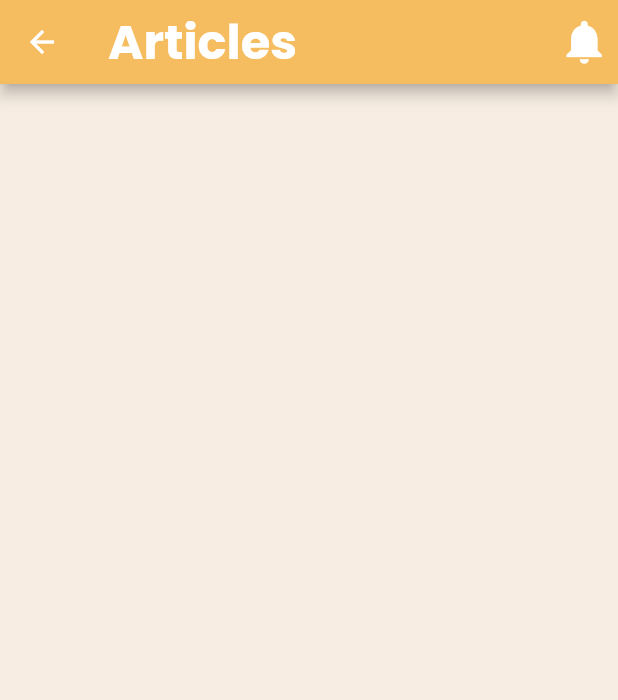
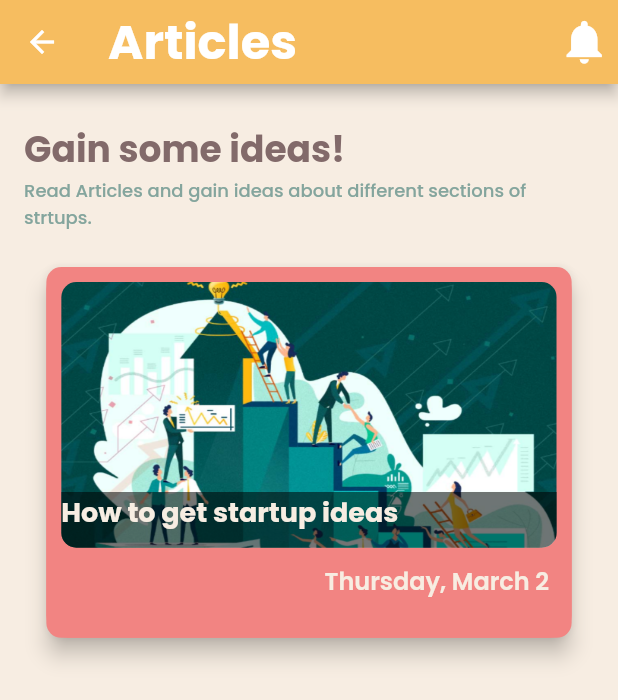
Before and after one commit to IrshadSTX/foundr-mobile-application, a Flutter app: the ArticleScreen screen opened directly, on a phone screen of 412 x 824 dp. Shown: the top 700 px of the screen. Run offline on Flutter 3.47's test engine with Material 2 defaults, Android fonts, the phone set to English and light mode, and no system bars; our stand-ins replace dio, flutter_secure_storage, google_fonts, jwt_decoder; missing offline and left inert: circle_bottom_navigation_bar; accounts and stored records are empty.

Commit message:
article_designs

```diff
--- a/lib/views/main_screens/article_screen/article_screen.dart
+++ b/lib/views/main_screens/article_screen/article_screen.dart
@@ -1,12 +1,15 @@
 import 'package:flutter/material.dart';
 import 'package:foundr_project/core/colors.dart';
+import 'package:foundr_project/core/constants.dart';
 import 'package:foundr_project/core/widgets/textstyle.dart';
+import 'package:foundr_project/views/main_screens/article_screen/widgets/article_card_widget.dart';
 
 class ArticleScreen extends StatelessWidget {
   const ArticleScreen({super.key});
 
   @override
   Widget build(BuildContext context) {
+    final size = MediaQuery.of(context).size;
     return Scaffold(
       appBar: AppBar(
         backgroundColor: kYellow,
@@ -27,6 +30,43 @@ class ArticleScreen extends StatelessWidget {
         ],
       ),
       backgroundColor: kCream,
+      body: Padding(
+        padding: const EdgeInsets.all(16.0),
+        child: Column(
+          children: [
+            kHeight10,
+            Column(
+              crossAxisAlignment: CrossAxisAlignment.start,
+              children: const [
+                TextStyleWidget(
+                  title: 'Gain some ideas!',
+                  thick: FontWeight.bold,
+                  textcolor: kBrown,
+                  fontsize: 24,
+                ),
+                TextStyleWidget(
+                  title:
+                      "Read Articles and gain ideas about different sections of strtups.",
+                  thick: FontWeight.w500,
+                  textcolor: kGreen,
+                  fontsize: 12,
+                ),
+              ],
+            ),
+            kHeight20,
+            Card(
+              color: kRose,
+              elevation: 6,
+              shape: const RoundedRectangleBorder(
+                borderRadius: BorderRadius.all(
+                  Radius.circular(10),
+                ),
+              ),
+              child: ArticleCardWIdget(size: size),
+            )
+          ],
+        ),
+      ),
     );
   }
 }
--- /dev/null
+++ b/lib/views/main_screens/article_screen/widgets/article_card_widget.dart
@@ -0,0 +1,79 @@
+import 'package:flutter/material.dart';
+import 'package:foundr_project/core/colors.dart';
+import 'package:foundr_project/core/widgets/textstyle.dart';
+
+class ArticleCardWIdget extends StatelessWidget {
+  const ArticleCardWIdget({
+    super.key,
+    required this.size,
+  });
+
+  final Size size;
+
+  @override
+  Widget build(BuildContext context) {
+    return Container(
+      height: size.height * 0.30,
+      width: size.width * 0.85,
+      decoration:
+          BoxDecoration(color: kRose, borderRadius: BorderRadius.circular(15)),
+      child: Padding(
+        padding: const EdgeInsets.all(10.0),
+        child: Column(
+          children: [
+            SizedBox(
+              width: size.width * 0.83,
+              height: size.width * 0.43,
+              child: Stack(
+                children: [
+                  SizedBox(
+                    width: size.width * 0.83,
+                    height: size.width * 0.43,
+                    child: ClipRRect(
+                      borderRadius: BorderRadius.circular(10),
+                      child: Image.asset(
+                        'assets/images/events.png',
+                        fit: BoxFit.fill,
+                      ),
+                    ),
+                  ),
+                  Align(
+                    alignment: Alignment.bottomCenter,
+                    child: Container(
+                      width: size.width * 0.83,
+                      height: size.width * 0.09,
+                      decoration: const BoxDecoration(
+                          color: Colors.black54,
+                          borderRadius: BorderRadius.only(
+                              bottomLeft: Radius.circular(10),
+                              bottomRight: Radius.circular(10))),
+                      child: const TextStyleWidget(
+                        title: 'How to get startup ideas',
+                        thick: FontWeight.bold,
+                        textcolor: kCream,
+                        fontsize: 18,
+                      ),
+                    ),
+                  )
+                ],
+              ),
+            ),
+            Padding(
+              padding: const EdgeInsets.only(top: 10, right: 5),
+              child: Row(
+                mainAxisAlignment: MainAxisAlignment.end,
+                children: const [
+                  TextStyleWidget(
+                      title: 'Thursday, March 2',
+                      thick: FontWeight.w600,
+                      textcolor: kCream,
+                      fontsize: 16)
+                ],
+              ),
+            )
+          ],
+        ),
+      ),
+    );
+  }
+}
```
Also changed, not shown: assets/images/events.png (added).
